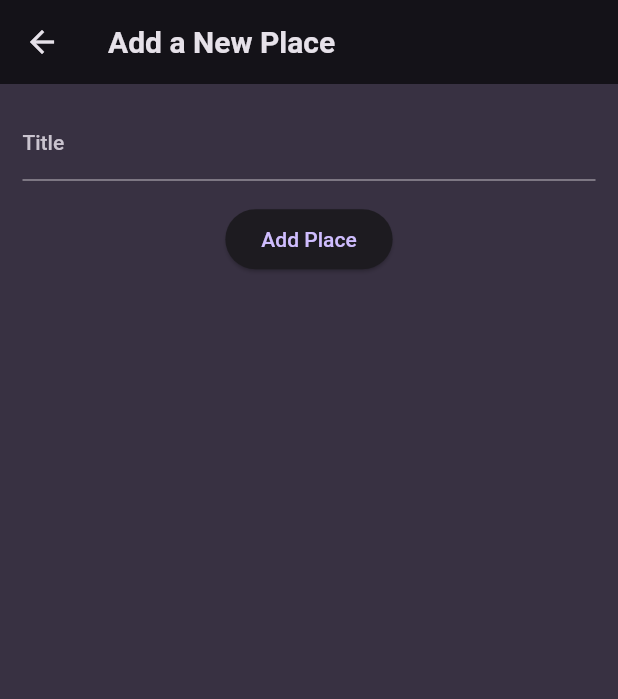
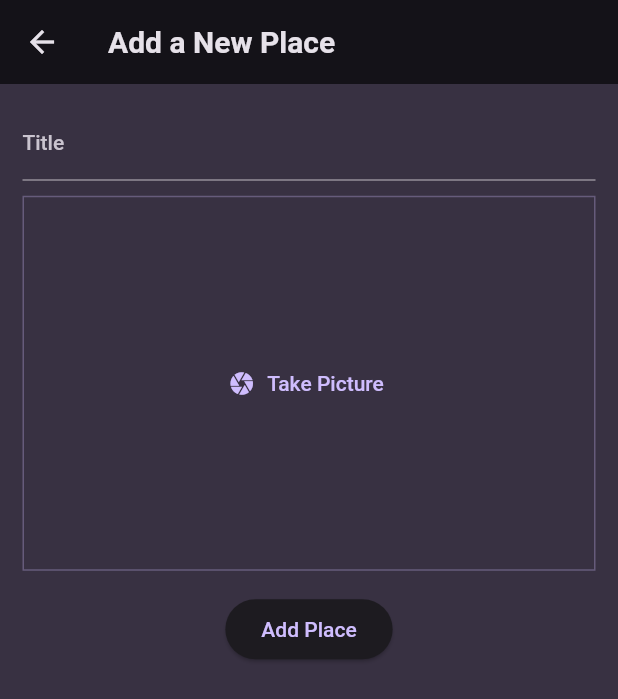
Before and after one commit to JMKangas/AI-MobileApp, a Flutter app: the AddPlaceScreen screen opened directly, on a phone screen of 412 x 824 dp. Shown: the top 699 px of the screen. Run offline on Flutter 3.47's test engine with Material 2 defaults, Android fonts, the phone set to English and light mode, and no system bars; our stand-ins replace flutter_riverpod, google_fonts.

Commit message:
created a class for image and box in add page

```diff
--- a/my_favorite_place/lib/screens/add_place.dart
+++ b/my_favorite_place/lib/screens/add_place.dart
@@ -2,6 +2,7 @@ import 'package:flutter/material.dart';
 import 'package:flutter_riverpod/flutter_riverpod.dart';
 
 import 'package:my_favorite_place/providers/user_places.dart';
+import 'package:my_favorite_place/widgets/image_input.dart';
 
 class AddPlaceScreen extends ConsumerStatefulWidget {
   const AddPlaceScreen({Key? key}) : super(key: key);
@@ -52,6 +53,9 @@ class _AddPlaceScreenState extends ConsumerState<AddPlaceScreen> {
                     color: Theme.of(context).colorScheme.onBackground,
                   ),
             ),
+            const SizedBox(height: 10),
+            //image input
+            ImageInput(),
             const SizedBox(height: 15),
             ElevatedButton(
               onPressed: _savePlace,
--- /dev/null
+++ b/my_favorite_place/lib/widgets/image_input.dart
@@ -0,0 +1,34 @@
+import 'package:flutter/material.dart';
+
+class ImageInput extends StatefulWidget {
+  const ImageInput({Key? key}) : super(key: key);
+
+  @override
+  State<ImageInput> createState() => _ImageInputState();
+}
+
+class _ImageInputState extends State<ImageInput> {
+  void _takePicture() {}
+
+  @override
+  Widget build(BuildContext context) {
+    return Container(
+      decoration: BoxDecoration(
+        border: Border.all(
+          color: Theme.of(context).colorScheme.primary.withOpacity(0.3),
+          width: 1,
+        ),
+      ),
+      height: 250,
+      width: double.infinity,
+      alignment: Alignment.center,
+      child: TextButton.icon(
+        onPressed: _takePicture,
+        icon: const Icon(Icons.camera),
+        label: const Text('Take Picture'),
+        //style: TextButton.styleFrom(
+        //primary: Theme.of(context).colorScheme.onBackground,
+      ),
+    );
+  }
+}
```
